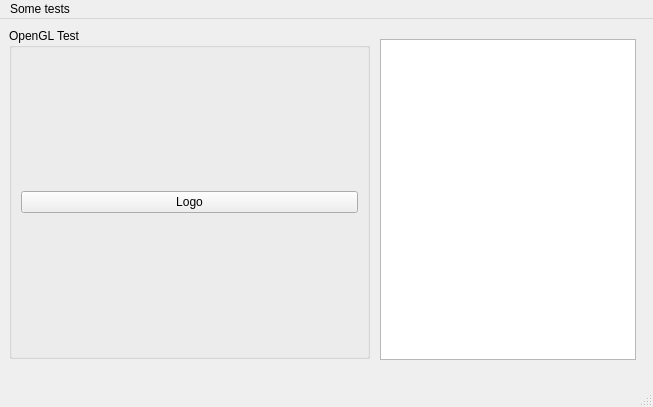
Qt form mainwindow.ui (Nicola17/OpenGL-Sandbox) before a commit.
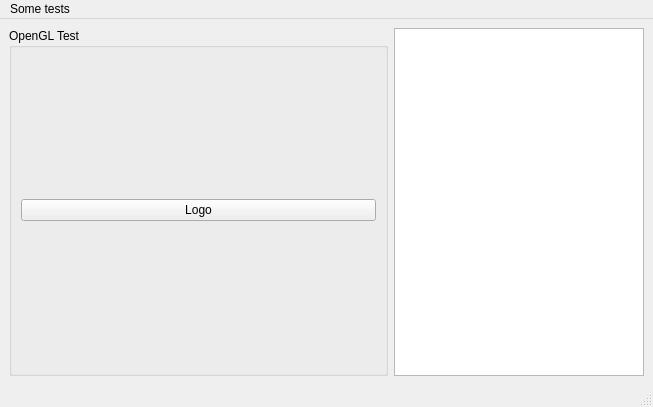
The same form after that commit.

Commit message: Changes the layout in order to give to the OpenGL widget the possibility to exapand

```diff
--- a/mainwindow.ui
+++ b/mainwindow.ui
@@ -14,14 +14,14 @@
    <string>OpenGL Sandbox</string>
   </property>
   <widget class="QWidget" name="centralwidget">
-   <widget class="QGroupBox" name="groupBox">
-    <property name="geometry">
-     <rect>
-      <x>9</x>
-      <y>9</y>
-      <width>361</width>
-      <height>331</height>
-     </rect>
+   <layout class="QGridLayout" name="gridLayout_2">
+    <item row="0" column="0">
+     <widget class="QGroupBox" name="_glGrpBx">
+      <property name="sizePolicy">
+       <sizepolicy hsizetype="Expanding" vsizetype="Expanding">
+        <horstretch>0</horstretch>
+        <verstretch>0</verstretch>
+       </sizepolicy>
     </property>
     <property name="title">
      <string>OpenGL Test</string>
@@ -42,16 +42,18 @@
      </item>
     </layout>
    </widget>
+    </item>
+    <item row="0" column="1">
    <widget class="QPlainTextEdit" name="_logPTE">
-    <property name="geometry">
-     <rect>
-      <x>380</x>
-      <y>20</y>
-      <width>256</width>
-      <height>321</height>
-     </rect>
-    </property>
-   </widget>
+      <property name="maximumSize">
+       <size>
+        <width>250</width>
+        <height>16777215</height>
+       </size>
+      </property>
+     </widget>
+    </item>
+   </layout>
   </widget>
   <widget class="QMenuBar" name="menubar">
    <property name="geometry">
```
Lines whose indentation alone changed are shown as unchanged. The commit also changes 1 other file.
